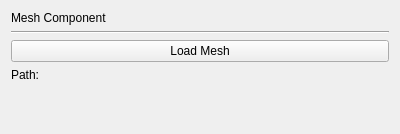
First picture: the form in meshcomponentwidget.ui, repository rogerbusquets97/Graphics-Engine, before the edit.
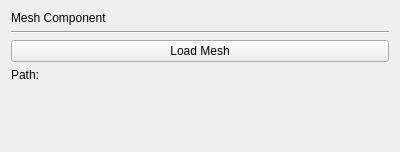
Second picture: the form after the edit.

The edit to the form file:
```diff
--- a/meshcomponentwidget.ui
+++ b/meshcomponentwidget.ui
@@ -7,7 +7,7 @@
     <x>0</x>
     <y>0</y>
     <width>400</width>
-    <height>134</height>
+    <height>152</height>
    </rect>
   </property>
   <property name="windowTitle">
```
